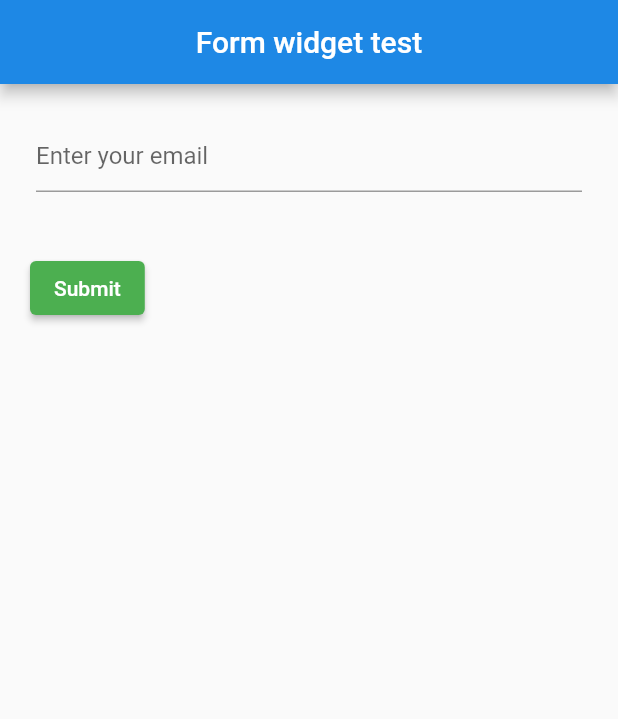
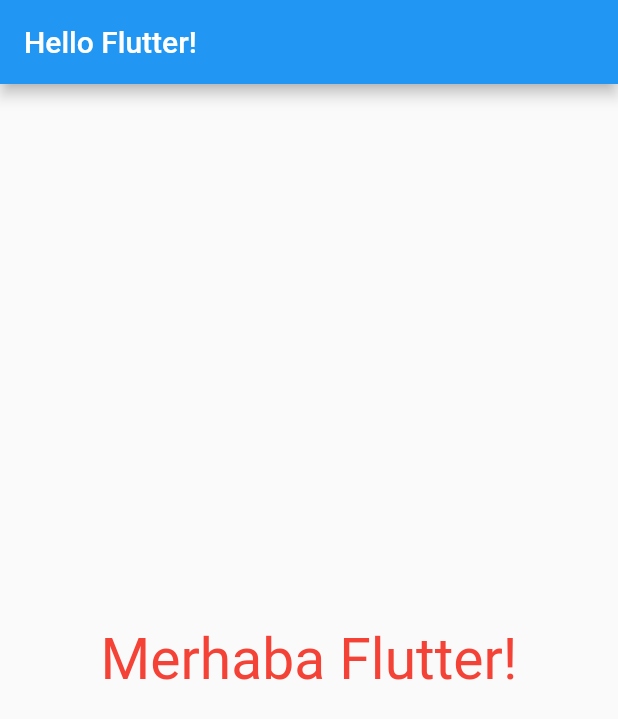
Before and after one commit to omeripek/flutter-widgets, a Flutter app: the screen it shows after launch, on a phone screen of 412 x 824 dp. Shown: the top 719 px of the screen. Run offline on Flutter 3.47's test engine with Material 2 defaults, Android fonts, the phone set to English and light mode, and no system bars.

Commit message:
another test

```diff
--- /dev/null
+++ b/flutter_widgets_test/lib/hello.dart
@@ -0,0 +1,13 @@
+import 'package:flutter/material.dart';
+
+class Hello extends StatelessWidget {
+  const Hello({super.key});
+
+  @override
+  Widget build(BuildContext context) {
+    return Scaffold(
+      appBar: AppBar(title: const Text("Hello Flutter!"),),
+      body: const Center(child: Text("Merhaba Flutter!", style: TextStyle(fontSize: 38, color: Colors.red)))
+    );
+  }
+}
--- a/flutter_widgets_test/lib/main.dart
+++ b/flutter_widgets_test/lib/main.dart
@@ -1,51 +1,8 @@
 import 'package:flutter/material.dart';
-void main() => runApp(MyApp());
-class MyApp extends StatelessWidget {
-  // This widget is the root of your application.
-  @override
-  Widget build(BuildContext context) {
-    return MaterialApp(
-      debugShowCheckedModeBanner: false,
-      title: 'Flutter Widgets',
-      theme: ThemeData(
-        primarySwatch: Colors.green,
-      ),
-      home: Scaffold(
-        appBar: AppBar(
-          centerTitle: true,
-          title: Text('Form widget test'),
-          backgroundColor: Colors.blue[600],
-        ),
-        body: App(),
-      ),
-    );
-  }
+import 'hello.dart';
+
+void main() {
+  runApp(const MaterialApp(
+    home: Hello()
+  ));
 }
-class App extends StatelessWidget {
-  @override
-  Widget build(BuildContext context) {
-    return Form(
-      child: Column(
-        crossAxisAlignment: CrossAxisAlignment.start,
-        children: <Widget>[
-          Padding(padding: const EdgeInsets.all(24),
-          child: TextFormField(
-            decoration: const InputDecoration(
-              hintText: 'Enter your email',
-            ),
-
-          ),
-          ),
-         Padding(
-            padding: const EdgeInsets.symmetric(vertical: 16.0, horizontal: 20),
-            child: ElevatedButton(
-              onPressed: () {
-              },
-              child: Text('Submit'),
-            ),
-          ),
-        ],
-      ),
-    );
-  }
-}
```
